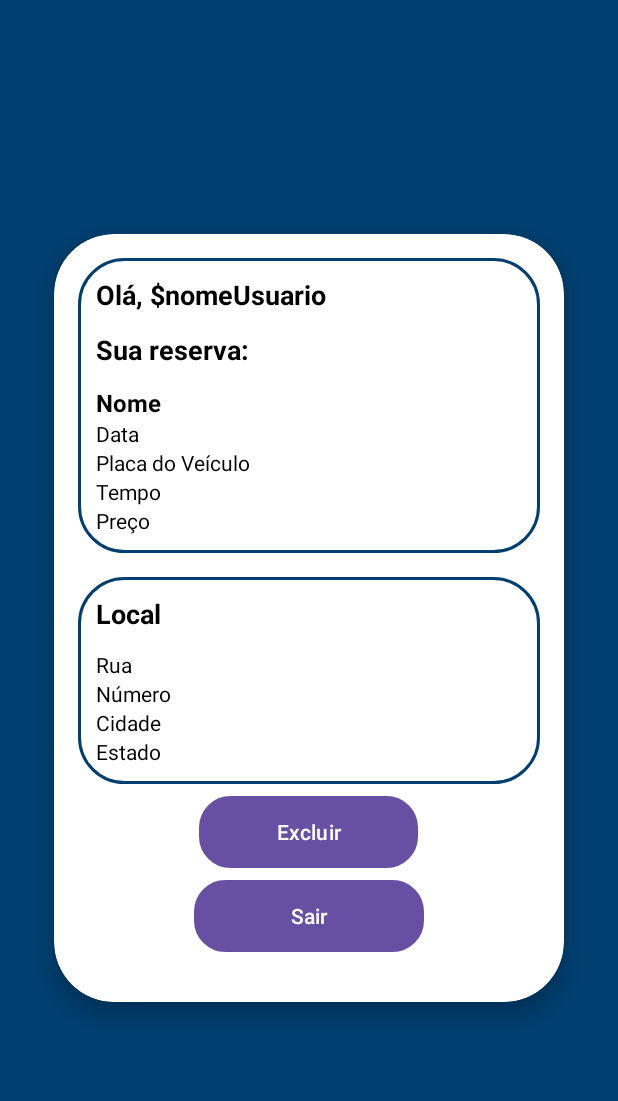
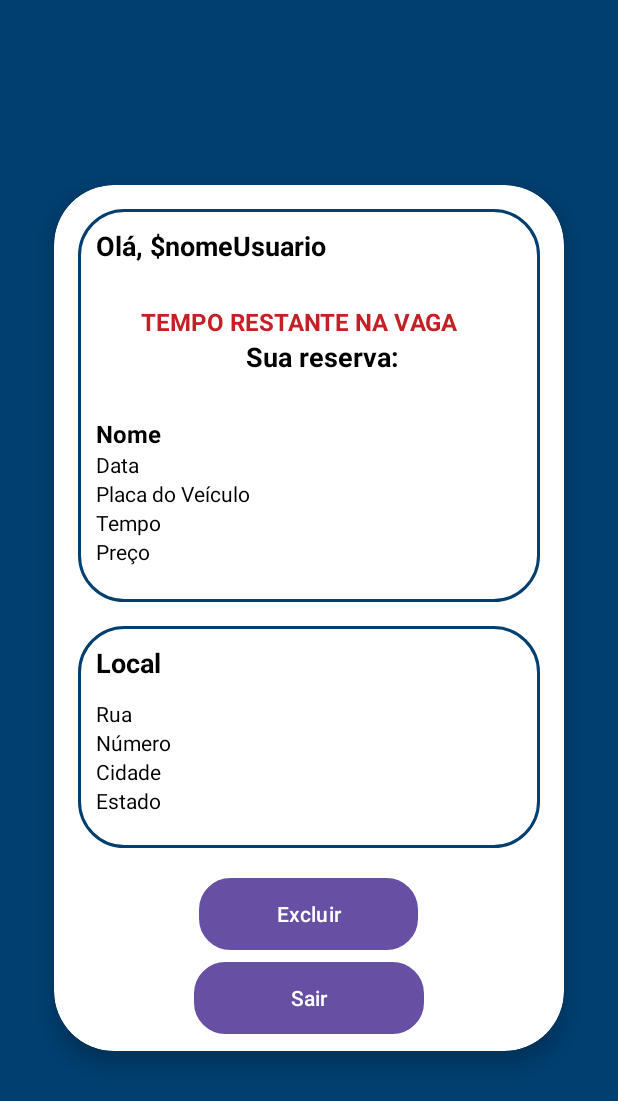
Before and after one commit to VitorMarvulle/GestaoEstacionamento, an Android app: the MotoristaCardActivity screen opened directly, with no data from a screen before it, on a phone screen of 412 x 824 dp. Shown: the top 1101 px of the screen. Run offline under Robolectric (Android 15) with nearby library versions, the phone set to English and light mode, and no system bars; our stand-ins replace Firebase (no records; nobody signed in at launch, a user with empty details on screens opened directly).

Commit message:
Ajuste no card motorista

```diff
--- a/app/src/main/res/layout/activity_motorista_card.xml
+++ b/app/src/main/res/layout/activity_motorista_card.xml
@@ -13,7 +13,7 @@
 
     <androidx.cardview.widget.CardView
         android:layout_width="match_parent"
-    android:layout_height="wrap_content"
+        android:layout_height="625dp"
         android:layout_margin="16dp"
         android:background="@drawable/custom_edittext3"
         app:cardBackgroundColor="@color/white"
@@ -24,7 +24,7 @@
 
         <LinearLayout
             android:layout_width="match_parent"
-        android:layout_height="504dp"
+            android:layout_height="575dp"
             android:layout_margin="4dp"
             android:orientation="vertical"
             android:padding="12dp">
@@ -49,9 +49,21 @@
 
                 <!-- Campos Nome, Data, Placa, Tempo e Preço -->
                 <TextView
-                android:id="@+id/txtTimer"
+                    android:id="@+id/textView6"
                     android:layout_width="match_parent"
                     android:layout_height="wrap_content"
+                    android:layout_marginLeft="30dp"
+                    android:layout_marginTop="15dp"
+                    android:text="TEMPO RESTANTE NA VAGA"
+                    android:textColor="@color/red1"
+                    android:textSize="16sp"
+                    android:textStyle="bold" />
+
+                <TextView
+                    android:id="@+id/txtTimer"
+                    android:layout_width="146dp"
+                    android:layout_height="wrap_content"
+                    android:layout_marginLeft="100dp"
                     android:layout_marginBottom="12dp"
                     android:text="Sua reserva:"
                     android:textColor="@color/black"
@@ -62,6 +74,7 @@
                     android:id="@+id/txtNome"
                     android:layout_width="match_parent"
                     android:layout_height="wrap_content"
+                    android:layout_marginTop="16dp"
                     android:text="Nome"
                     android:textColor="@color/black"
                     android:textSize="16sp"
@@ -95,6 +108,7 @@
                     android:id="@+id/txtPreco"
                     android:layout_width="match_parent"
                     android:layout_height="wrap_content"
+                    android:layout_marginBottom="12dp"
                     android:text="Preço"
                     android:textColor="@color/black"
                     android:textSize="14sp" />
@@ -151,6 +165,7 @@
                     android:id="@+id/txtEstado"
                     android:layout_width="match_parent"
                     android:layout_height="wrap_content"
+                    android:layout_marginBottom="10dp"
                     android:text="Estado"
                     android:textColor="@color/black"
                     android:textSize="14sp" />
@@ -161,7 +176,7 @@
                 android:layout_width="146dp"
                 android:layout_height="wrap_content"
                 android:layout_gravity="center_horizontal"
-            android:layout_marginTop="8dp"
+                android:layout_marginTop="20dp"
                 android:background="@drawable/btn_excluir"
                 android:text="Excluir"
                 android:textColor="@android:color/white"
```
Lines whose indentation alone changed are shown as unchanged.
